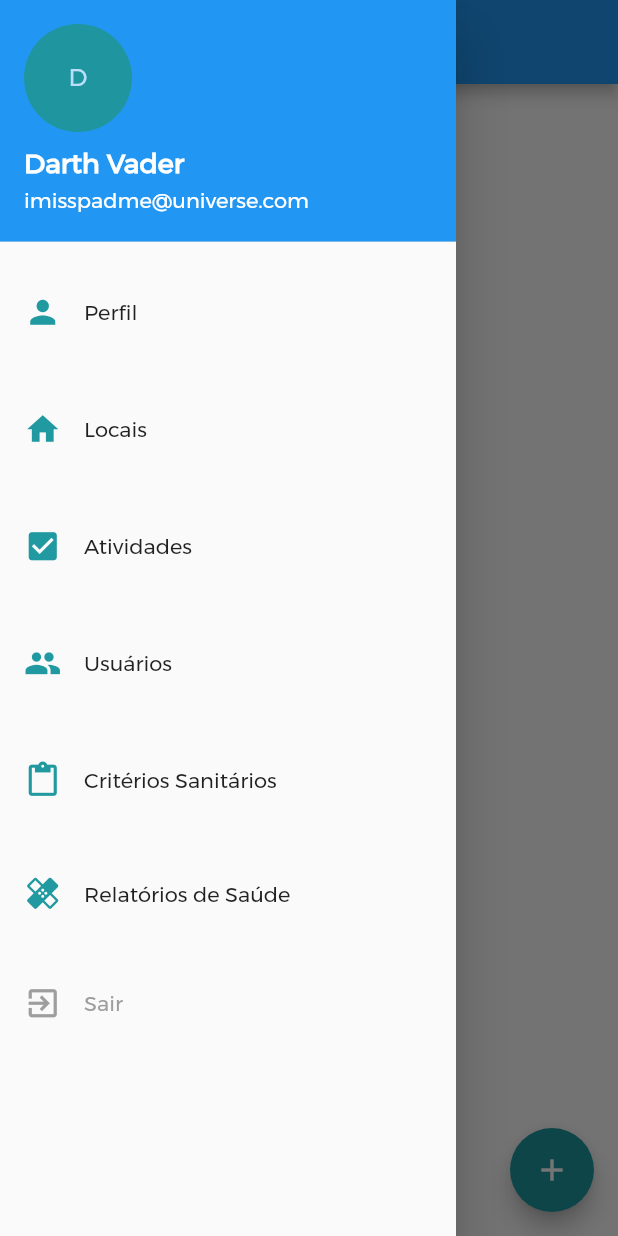
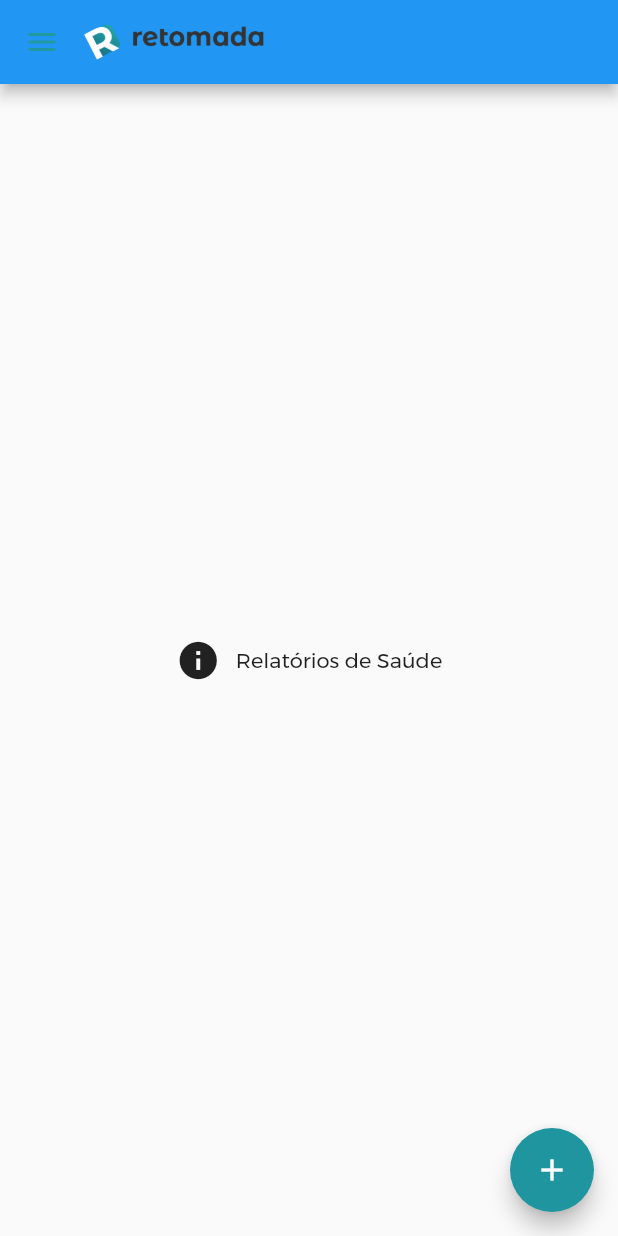
Before and after one commit to projeto-retomada/retomada-app, a Flutter app: the AtividadesPage screen opened directly, after a tap on the "menu" icon, after a tap on "Relatórios de Saúde", on a phone screen of 412 x 824 dp. Run offline on Flutter 3.47's test engine with Material 2 defaults, Android fonts, the phone set to English and light mode, and no system bars.

```diff
--- a/lib/comun_elements/menu_app_bar.dart
+++ b/lib/comun_elements/menu_app_bar.dart
@@ -3,6 +3,7 @@ import 'package:retomada/atividades/atividades.dart';
 import 'package:retomada/criterios_sanitarios/criterios_sanitarios.dart';
 import 'package:retomada/local/local_list.dart';
 import 'package:retomada/perfil/perfil.dart';
+import 'package:retomada/relatorios_de_saude/relatorios_de_saude.dart';
 import 'package:retomada/usuarios/usuarios_list.dart';
 
 class RetomadaAppBar extends AppBar {
@@ -168,7 +169,12 @@ class NavigationDrawer extends StatelessWidget {
                     style: TextStyle(fontSize: 14, fontFamily: 'Montserrat')) //
               ],
             ),
-            onTap: () {},
+            onTap: () {
+              Navigator.push(
+                  context,
+                  MaterialPageRoute(
+                      builder: (context) => RelatoriosDeSaudePage()));
+            },
           ),
           ListTile(
             title: Row(
@@ -183,7 +189,10 @@ class NavigationDrawer extends StatelessWidget {
                   height: 65,
                 ),
                 Text("Sair",
-                    style: TextStyle(fontSize: 14, fontFamily: 'Montserrat', color: Colors.grey)) //
+                    style: TextStyle(
+                        fontSize: 14,
+                        fontFamily: 'Montserrat',
+                        color: Colors.grey)) //
               ],
             ),
             onTap: () {},
--- a/lib/login/login_screen.dart
+++ b/lib/login/login_screen.dart
@@ -97,7 +97,7 @@ class _LoginPageState extends State<LoginPage> {
                         child: SizedBox(
                           width: double.infinity,
                           height: 50,
-                          child: FlatButton(
+                          child: RaisedButton(
                             color: Color.fromRGBO(32, 153, 160, 1),
                             textColor: Colors.white,
                             disabledColor: Colors.grey,
--- /dev/null
+++ b/lib/relatorios_de_saude/relatorios_de_saude.dart
@@ -0,0 +1,37 @@
+import 'package:flutter/cupertino.dart';
+import 'package:flutter/material.dart';
+import 'package:retomada/comun_elements/menu_app_bar.dart';
+
+class RelatoriosDeSaudePage extends StatelessWidget {
+  @override
+  Widget build(BuildContext context) {
+    double c_width = MediaQuery.of(context).size.width * 0.64;
+    return new Scaffold(
+        appBar: RetomadaAppBar(),
+        drawer: NavigationDrawer(),
+        floatingActionButton: new FloatingActionButton(
+          child: Icon(Icons.add),
+          backgroundColor: Color.fromRGBO(31, 150, 159, 1),
+        ),
+        body: Container(
+          child: Column(
+            mainAxisAlignment: MainAxisAlignment.center,
+            children: <Widget>[
+              Row(
+                mainAxisAlignment: MainAxisAlignment.center,
+                children: <Widget>[
+                  Icon(
+                    Icons.info,
+                    size: 30,
+                  ),
+                  Padding(
+                    padding: EdgeInsets.only(left: 5, right: 5),
+                  ),
+                  Text('Relatórios de Saúde'),
+                ],
+              ),
+            ],
+          ),
+        ));
+  }
+}
```
Also changed, not shown: pubspec.lock.
